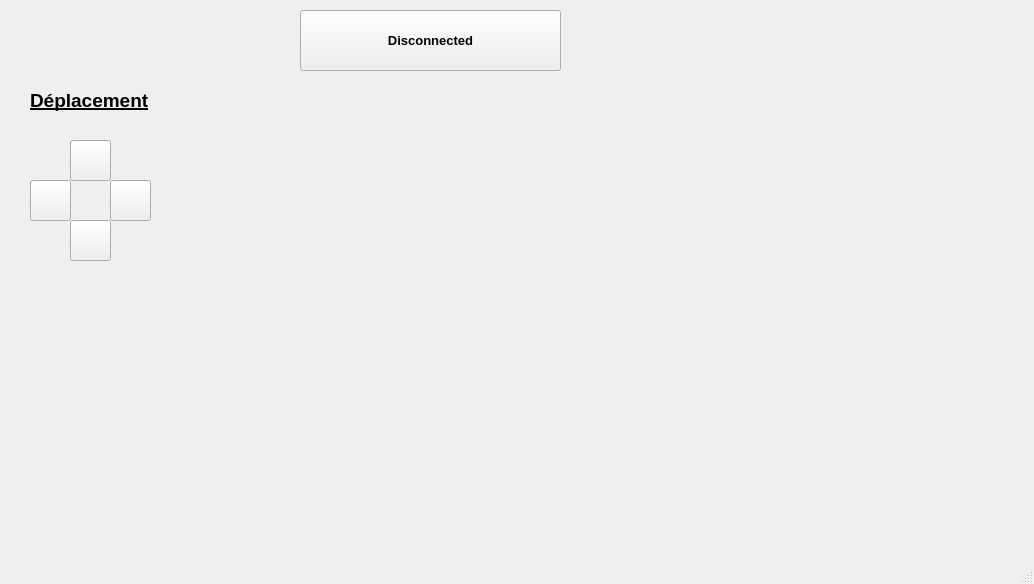
Above: Wifibot/mainwindow.ui from AnisMouniym/Wifibot before the change. Below: the same form after it.
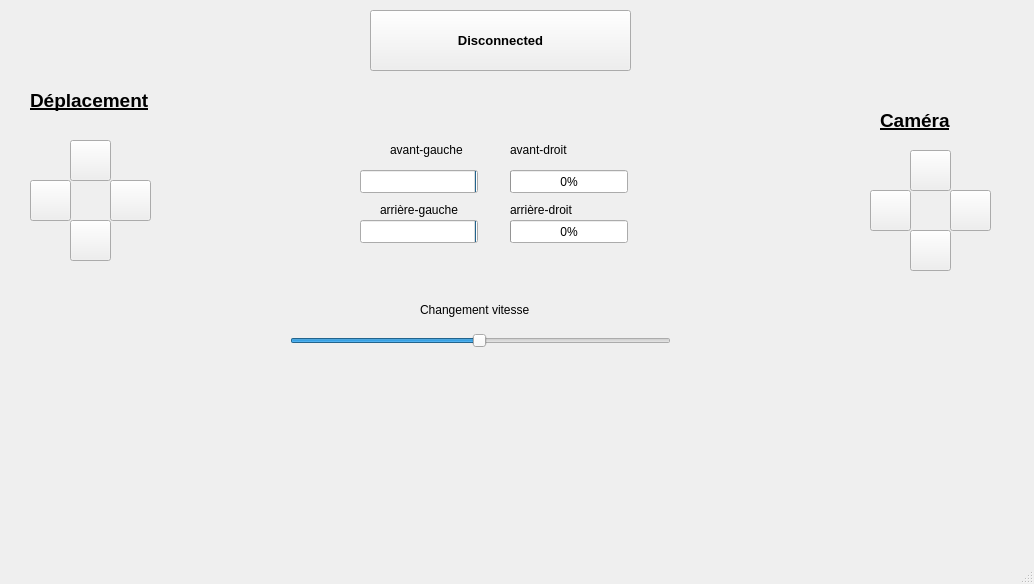
That is the form after the change. Icons and pictures are not drawn.

```diff
--- a/Wifibot/mainwindow.ui
+++ b/Wifibot/mainwindow.ui
@@ -100,7 +100,7 @@
    <widget class="QPushButton" name="Connexion">
     <property name="geometry">
      <rect>
-      <x>300</x>
+      <x>370</x>
       <y>10</y>
       <width>261</width>
       <height>61</height>
@@ -142,6 +142,254 @@
      <string>Déplacement</string>
     </property>
    </widget>
+   <widget class="QPushButton" name="Right_2">
+    <property name="geometry">
+     <rect>
+      <x>950</x>
+      <y>190</y>
+      <width>41</width>
+      <height>41</height>
+     </rect>
+    </property>
+    <property name="text">
+     <string/>
+    </property>
+    <property name="icon">
+     <iconset>
+      <normaloff>img/right.png</normaloff>img/right.png</iconset>
+    </property>
+    <property name="shortcut">
+     <string>Right</string>
+    </property>
+   </widget>
+   <widget class="QPushButton" name="Left_2">
+    <property name="geometry">
+     <rect>
+      <x>870</x>
+      <y>190</y>
+      <width>41</width>
+      <height>41</height>
+     </rect>
+    </property>
+    <property name="text">
+     <string/>
+    </property>
+    <property name="icon">
+     <iconset>
+      <normaloff>img/left.png</normaloff>img/left.png</iconset>
+    </property>
+    <property name="shortcut">
+     <string>Left</string>
+    </property>
+   </widget>
+   <widget class="QPushButton" name="Forward_2">
+    <property name="geometry">
+     <rect>
+      <x>910</x>
+      <y>150</y>
+      <width>41</width>
+      <height>41</height>
+     </rect>
+    </property>
+    <property name="text">
+     <string/>
+    </property>
+    <property name="icon">
+     <iconset>
+      <normaloff>img/up.png</normaloff>img/up.png</iconset>
+    </property>
+    <property name="shortcut">
+     <string>Up</string>
+    </property>
+   </widget>
+   <widget class="QPushButton" name="Back_2">
+    <property name="geometry">
+     <rect>
+      <x>910</x>
+      <y>230</y>
+      <width>41</width>
+      <height>41</height>
+     </rect>
+    </property>
+    <property name="text">
+     <string/>
+    </property>
+    <property name="icon">
+     <iconset>
+      <normaloff>img/down.png</normaloff>img/down.png</iconset>
+    </property>
+    <property name="shortcut">
+     <string>Down</string>
+    </property>
+   </widget>
+   <widget class="QProgressBar" name="sensorFL">
+    <property name="geometry">
+     <rect>
+      <x>360</x>
+      <y>170</y>
+      <width>118</width>
+      <height>23</height>
+     </rect>
+    </property>
+    <property name="layoutDirection">
+     <enum>Qt::RightToLeft</enum>
+    </property>
+    <property name="value">
+     <number>0</number>
+    </property>
+   </widget>
+   <widget class="QProgressBar" name="sensorFR">
+    <property name="geometry">
+     <rect>
+      <x>510</x>
+      <y>170</y>
+      <width>118</width>
+      <height>23</height>
+     </rect>
+    </property>
+    <property name="layoutDirection">
+     <enum>Qt::LeftToRight</enum>
+    </property>
+    <property name="value">
+     <number>0</number>
+    </property>
+   </widget>
+   <widget class="QProgressBar" name="sensorBL">
+    <property name="geometry">
+     <rect>
+      <x>360</x>
+      <y>220</y>
+      <width>118</width>
+      <height>23</height>
+     </rect>
+    </property>
+    <property name="layoutDirection">
+     <enum>Qt::RightToLeft</enum>
+    </property>
+    <property name="value">
+     <number>0</number>
+    </property>
+   </widget>
+   <widget class="QProgressBar" name="sensorBR">
+    <property name="geometry">
+     <rect>
+      <x>510</x>
+      <y>220</y>
+      <width>118</width>
+      <height>23</height>
+     </rect>
+    </property>
+    <property name="layoutDirection">
+     <enum>Qt::LeftToRight</enum>
+    </property>
+    <property name="value">
+     <number>0</number>
+    </property>
+   </widget>
+   <widget class="QLabel" name="label_2">
+    <property name="geometry">
+     <rect>
+      <x>390</x>
+      <y>140</y>
+      <width>91</width>
+      <height>20</height>
+     </rect>
+    </property>
+    <property name="text">
+     <string>avant-gauche</string>
+    </property>
+   </widget>
+   <widget class="QLabel" name="label_3">
+    <property name="geometry">
+     <rect>
+      <x>510</x>
+      <y>140</y>
+      <width>81</width>
+      <height>20</height>
+     </rect>
+    </property>
+    <property name="text">
+     <string>avant-droit</string>
+    </property>
+   </widget>
+   <widget class="QLabel" name="label_4">
+    <property name="geometry">
+     <rect>
+      <x>380</x>
+      <y>200</y>
+      <width>101</width>
+      <height>20</height>
+     </rect>
+    </property>
+    <property name="text">
+     <string>arrière-gauche</string>
+    </property>
+   </widget>
+   <widget class="QLabel" name="label_5">
+    <property name="geometry">
+     <rect>
+      <x>510</x>
+      <y>200</y>
+      <width>111</width>
+      <height>20</height>
+     </rect>
+    </property>
+    <property name="text">
+     <string>arrière-droit</string>
+    </property>
+   </widget>
+   <widget class="QSlider" name="speed">
+    <property name="geometry">
+     <rect>
+      <x>290</x>
+      <y>330</y>
+      <width>381</width>
+      <height>22</height>
+     </rect>
+    </property>
+    <property name="maximum">
+     <number>255</number>
+    </property>
+    <property name="value">
+     <number>127</number>
+    </property>
+    <property name="orientation">
+     <enum>Qt::Horizontal</enum>
+    </property>
+   </widget>
+   <widget class="QLabel" name="label_6">
+    <property name="geometry">
+     <rect>
+      <x>420</x>
+      <y>300</y>
+      <width>131</width>
+      <height>20</height>
+     </rect>
+    </property>
+    <property name="text">
+     <string>Changement vitesse</string>
+    </property>
+   </widget>
+   <widget class="QLabel" name="label_7">
+    <property name="geometry">
+     <rect>
+      <x>880</x>
+      <y>100</y>
+      <width>161</width>
+      <height>41</height>
+     </rect>
+    </property>
+    <property name="font">
+     <font>
+      <pointsize>14</pointsize>
+      <bold>true</bold>
+      <underline>true</underline>
+     </font>
+    </property>
+    <property name="text">
+     <string>Caméra</string>
+    </property>
+   </widget>
   </widget>
   <widget class="QMenuBar" name="menubar">
    <property name="geometry">
```
